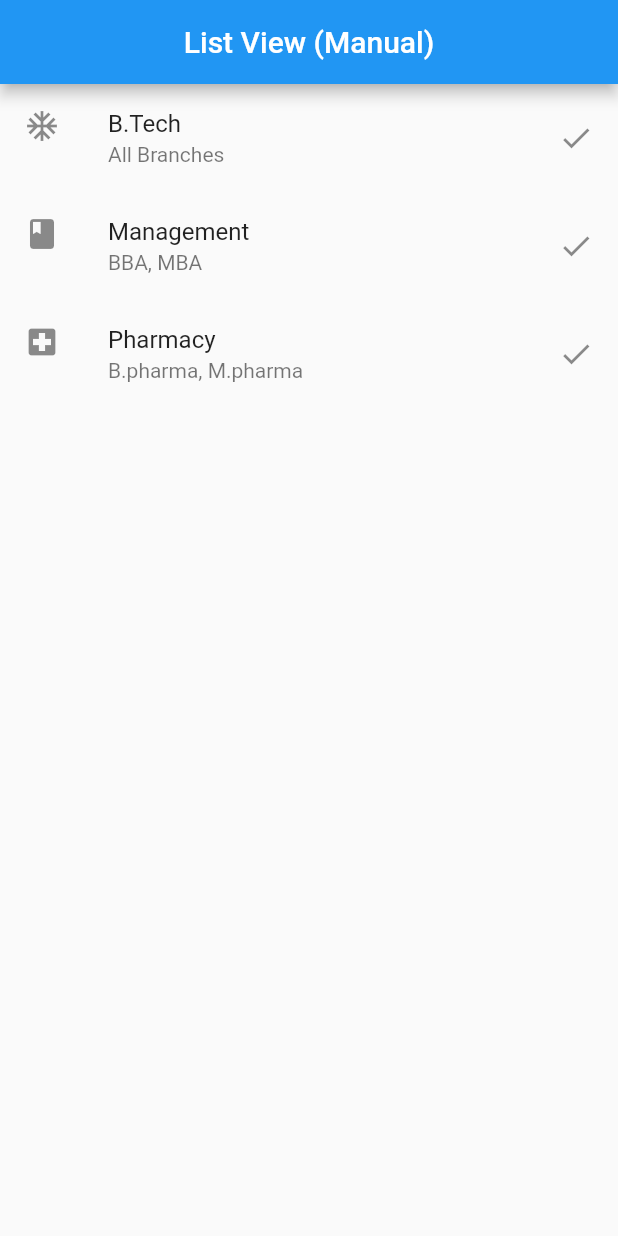
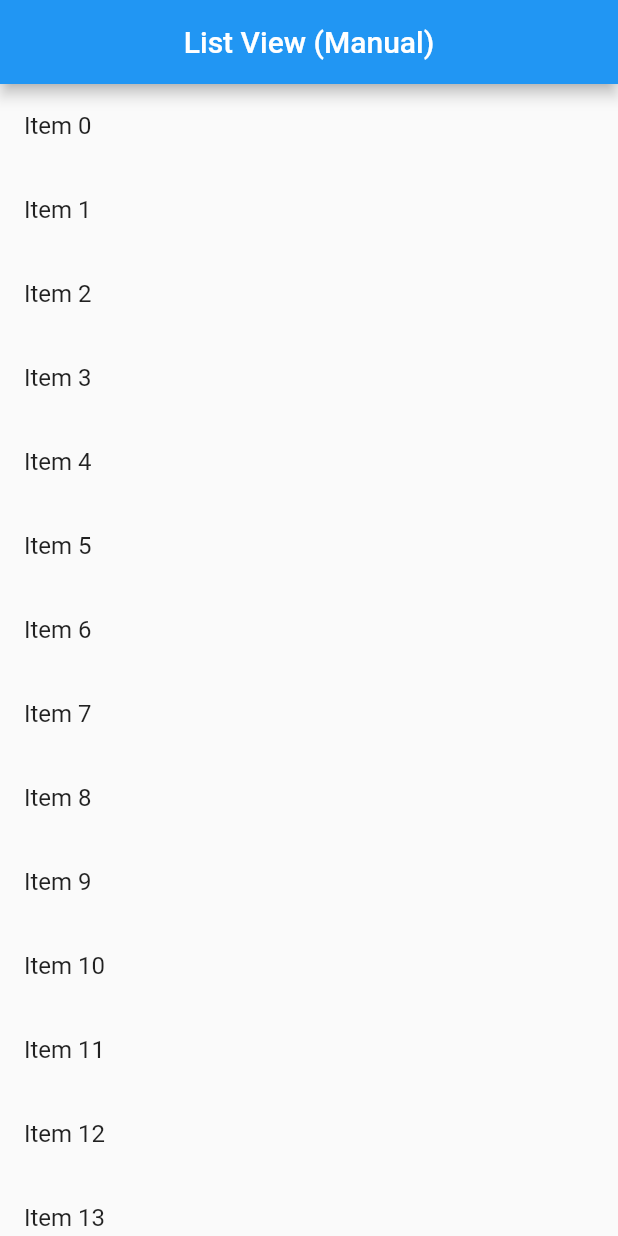
Before and after one commit to rathorerahul586/flutter_app, a Flutter app: the screen it shows after launch, on a phone screen of 412 x 824 dp. Run offline on Flutter 3.47's test engine with Material 2 defaults, Android fonts, the phone set to English and light mode, and no system bars.

Commit message:
2.7 List View (long list)

```diff
--- a/lib/app_screens/exploring_list.dart
+++ b/lib/app_screens/exploring_list.dart
@@ -1,8 +1,6 @@
 import "package:flutter/material.dart";
 
-class ExploringList extends StatelessWidget{
-
-
+class ExploringList extends StatelessWidget {
   @override
   Widget build(BuildContext context) {
     return Scaffold(
@@ -10,35 +8,24 @@ class ExploringList extends StatelessWidget{
         title: Text("List View (Manual)"),
         centerTitle: true,
       ),
-        body: listItems()
+      body: getListView(),
     );
   }
+
+  List<String> getListItems() {
+    var item = List<String>.generate(30, (counter) => "Item $counter");
+    return item;
   }
 
-Widget listItems(){
-  var listView  = ListView(
-    children: <Widget>[
-      ListTile(
-        leading: Icon(Icons.ac_unit),
-        title: Text("B.Tech"),
-        subtitle: Text("All Branches"),
-        trailing: Icon(Icons.check),
-      ),
-
-      ListTile(
-        leading: Icon(Icons.book),
-        title: Text("Management"),
-        subtitle: Text("BBA, MBA"),
-        trailing: Icon(Icons.check),
-      ),
-
-      ListTile(
-        leading: Icon(Icons.local_hospital),
-        title: Text("Pharmacy"),
-        subtitle: Text("B.pharma, M.pharma"),
-        trailing: Icon(Icons.check),
-      )
-    ],
+  Widget getListView() {
+    var listItems = getListItems();
+    var listView = ListView.builder(
+        itemCount: listItems.length,
+        itemBuilder: (context, index) {
+          return ListTile(
+            title: Text(listItems[index]),
           );
+        });
     return listView;
   }
+}
```
Lines whose indentation alone changed are shown as unchanged.
